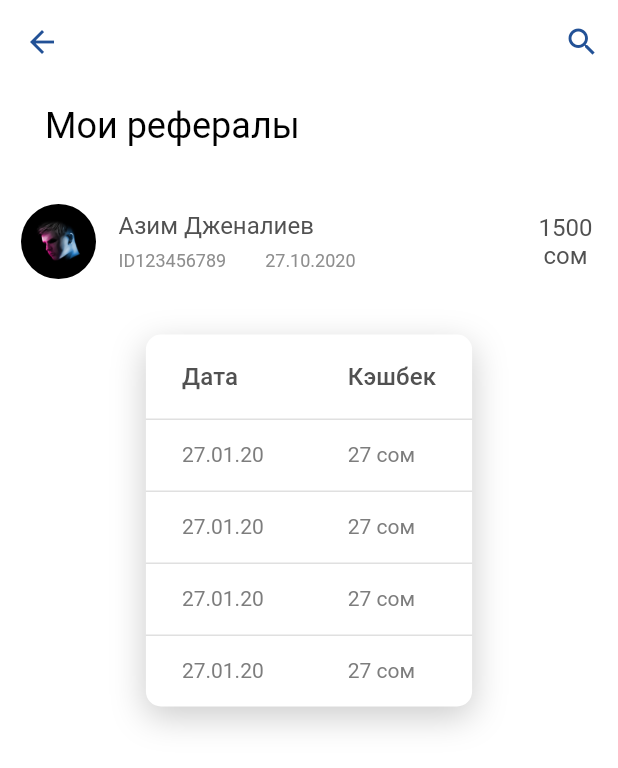
After one commit to AmanturMamatazimov/UPAI_2, a Flutter app: the Sort screen opened directly, on a phone screen of 412 x 824 dp. The commit adds this screen. Shown: the top 768 px of the screen. Run offline on Flutter 3.47's test engine with Material 2 defaults, Android fonts, the phone set to English and light mode, and no system bars; our stand-ins replace carousel_slider, flutter_rating_bar, flutter_svg, photo_view.

Commit message:
first commit

```diff
--- a/lib/views/pages/profile/referalFilter.dart
+++ b/lib/views/pages/profile/referalFilter.dart
@@ -1,4 +1,5 @@
 import 'package:flutter/material.dart';
+import 'package:upai_app/views/pages/profile/sort.dart';
 import 'package:upai_app/widgets/appBar2.dart';
 
 class ReferalFilter extends StatefulWidget {
@@ -21,7 +22,7 @@ class _ReferalFilterState extends State<ReferalFilter> {
           crossAxisAlignment: CrossAxisAlignment.start,
           children: [
             ListTile(
-              leading: Text('Мои рефералы',
+              leading: Text('Сортировать',
                   style: TextStyle(
                       color: Colors.black,
                       fontSize: 24,
@@ -68,7 +69,7 @@ class _ReferalFilterState extends State<ReferalFilter> {
             Padding(
               padding: const EdgeInsets.symmetric(horizontal: 91.0),
               child: GestureDetector(
-                // onTap: ()=>Navigator.of(context).push(MaterialPageRoute(builder:(context)=>Zayavka())),
+                onTap: ()=>Navigator.of(context).push(MaterialPageRoute(builder:(context)=>Sort())),
                 child: Container(
                   height: 44,
                   decoration: BoxDecoration(
--- /dev/null
+++ b/lib/views/pages/profile/sort.dart
@@ -0,0 +1,123 @@
+import 'package:flutter/material.dart';
+import 'package:upai_app/widgets/appBar2.dart';
+
+class Sort extends StatefulWidget {
+  const Sort({Key? key}) : super(key: key);
+
+  @override
+  _SortState createState() => _SortState();
+}
+
+class _SortState extends State<Sort> {
+  @override
+  Widget build(BuildContext context) {
+    return Scaffold(
+      appBar: AllAppBar2(),
+      body: Padding(
+        padding: const EdgeInsets.symmetric(horizontal: 14.0),
+        child: Column(
+          children: [
+            ListTile(
+              leading: Text('Мои рефералы',
+                  style: TextStyle(
+                      color: Colors.black,
+                      fontSize: 24,
+                      fontWeight: FontWeight.w400)),
+            ),
+            SizedBox(height: 24),
+            Row(
+              mainAxisAlignment: MainAxisAlignment.spaceBetween,
+              children: [
+                Row(
+                  children: [
+                    Container(
+                      width: 50,
+                      height: 50,
+                      decoration: BoxDecoration(
+                          shape: BoxShape.circle,
+                          image: DecorationImage(
+                              fit: BoxFit.cover,
+                              image: AssetImage(
+                                  'assets/img/category_page/comment/0.png'))),
+                    ),
+                    SizedBox(width: 15),
+                    Column(
+                      crossAxisAlignment: CrossAxisAlignment.start,
+                      children: [
+                        Text('Азим Дженалиев',
+                            style: TextStyle(
+                                color: Color(0xFF515151), fontSize: 16)),
+                        SizedBox(height: 7),
+                        Row(
+                          children: [
+                            Text('ID123456789',
+                                style: TextStyle(
+                                    color: Color(0xFF8E8E8E), fontSize: 12)),
+                            SizedBox(width: 26),
+                            Text('27.10.2020',
+                                style: TextStyle(
+                                    color: Color(0xFF8E8E8E), fontSize: 12))
+                          ],
+                        ),
+                      ],
+                    ),
+                  ],
+                ),
+                Container(
+                  width: 42,
+                  child: Text(
+                    '1500 сом',
+                    textAlign: TextAlign.center,
+                    style: TextStyle(color: Color(0xFF515151), fontSize: 16),
+                  ),
+                )
+              ],
+            ),
+            SizedBox(height: 37),
+            Container(
+              decoration: BoxDecoration(
+                  color: Colors.white,
+                  borderRadius: BorderRadius.circular(10),
+                  boxShadow: [
+                    BoxShadow(
+                      color: Color(0x33000000),
+                      offset: Offset(0,7),
+                      blurRadius: 19,
+                    )
+                  ]),
+               child: DataTable(
+                 columns: [
+                   DataColumn(label: Text('Дата',style: TextStyle(color: Color(0xFF515151),fontSize: 16))),
+                   DataColumn(label: Text('Кэшбек',style: TextStyle(color: Color(0xFF515151),fontSize: 16))),
+                 ],
+                 rows: [
+                   DataRow(cells: [
+                     DataCell(Text('27.01.20',style: _style)),
+                     DataCell(Text('27 сом',style: _style)),
+                   ]),
+                   DataRow(cells: [
+                     DataCell(Text('27.01.20',style: _style)),
+                     DataCell(Text('27 сом',style: _style)),
+                   ]),
+                   DataRow(cells: [
+                     DataCell(Text('27.01.20',style: _style)),
+                     DataCell(Text('27 сом',style: _style)),
+                   ]),
+                   DataRow(cells: [
+                     DataCell(Text('27.01.20',style: _style)),
+                     DataCell(Text('27 сом',style: _style)),
+                   ]),
+                 ],
+               )
+            )
+          ],
+        ),
+      ),
+    );
+  }
+}
+
+TextStyle _style=TextStyle(
+  color: Color(0xFF7D7D7D),
+  fontSize: 14
+);
```
